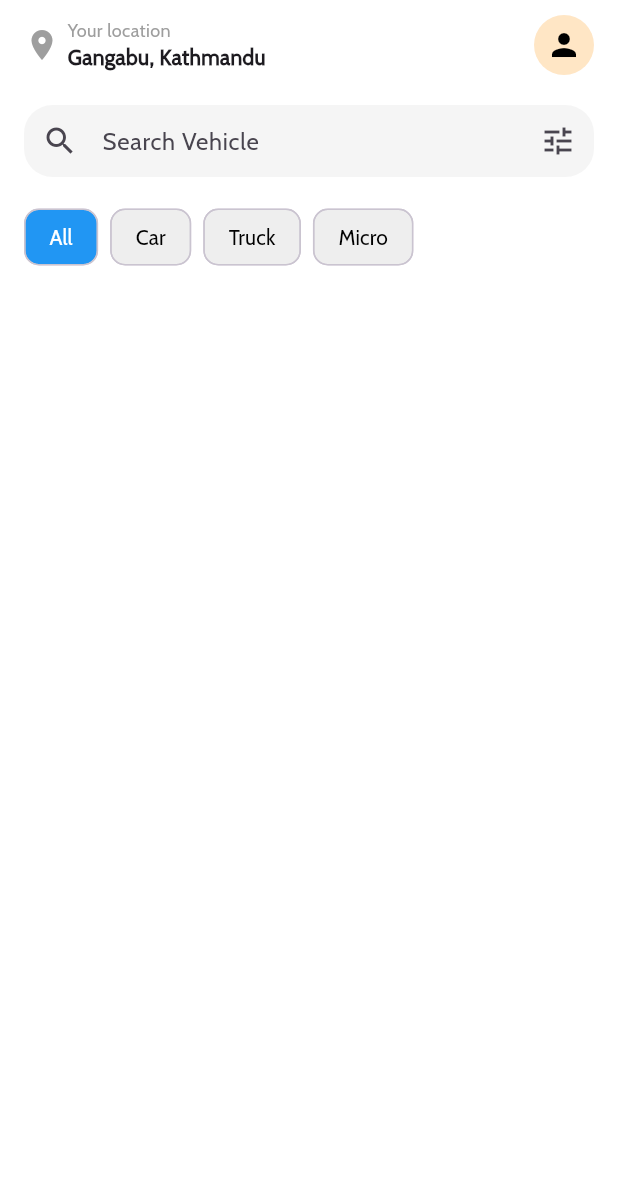
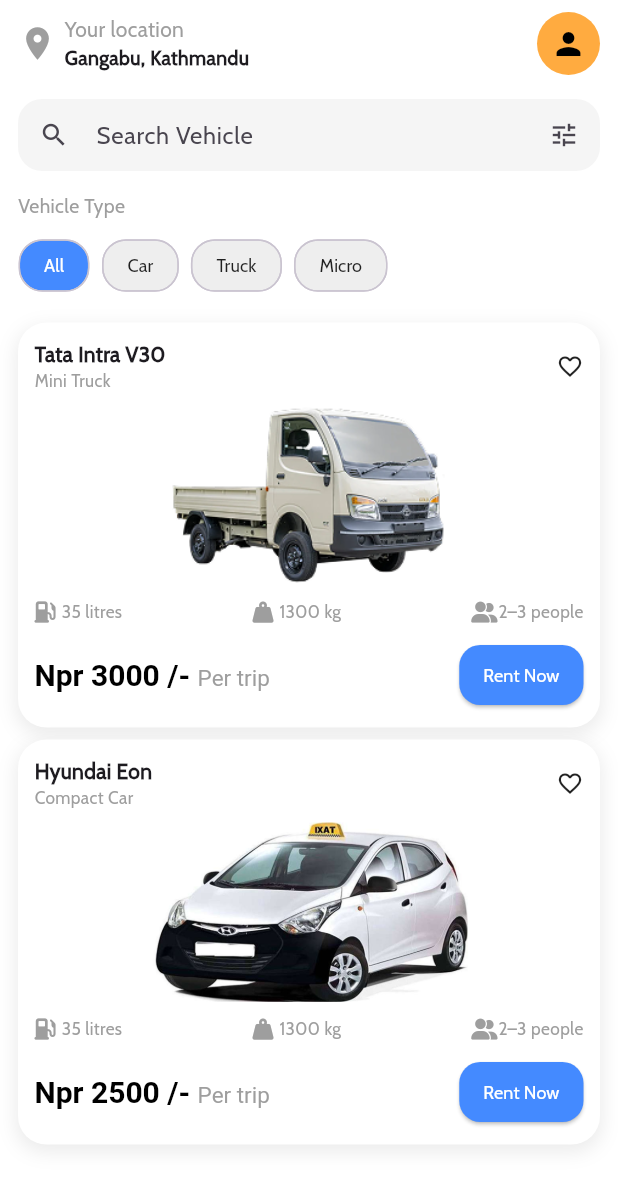
Before and after one commit to stha9840/gadikhoj, a Flutter app: the Home screen opened directly, on a phone screen of 412 x 824 dp. Shown: the top 1188 px of the screen. Run offline on Flutter 3.47's test engine with Material 3 defaults, Android fonts, the phone set to English and light mode, and no system bars; our stand-ins replace animated_splash_screen, font_awesome_flutter, lottie.

Commit message:
Vehicle card added and dashboard improvement

```diff
--- a/lib/bottom_screen/home.dart
+++ b/lib/bottom_screen/home.dart
@@ -1,4 +1,5 @@
 import 'package:flutter/material.dart';
+import 'package:font_awesome_flutter/font_awesome_flutter.dart';
 
 class Home extends StatelessWidget {
   const Home({super.key});
@@ -8,7 +9,8 @@
     return Scaffold(
       body: SafeArea(
         child: Padding(
-          padding: const EdgeInsets.symmetric(horizontal: 16.0, vertical: 10),
+          padding: const EdgeInsets.symmetric(horizontal: 12.0, vertical: 8),
+          child: SingleChildScrollView(
             child: Column(
               crossAxisAlignment: CrossAxisAlignment.start,
               children: [
@@ -18,49 +20,69 @@
                   children: [
                     Row(
                       children: const [
-                      Icon(Icons.location_on, color: Colors.grey),
+                        Icon(Icons.location_on, color: Colors.grey, size: 26),
                         SizedBox(width: 5),
                         Column(
                           crossAxisAlignment: CrossAxisAlignment.start,
-                        mainAxisSize: MainAxisSize.min,
                           children: [
                             Text(
                               "Your location",
-                            style: TextStyle(fontSize: 12, color: Colors.grey),
+                              style: TextStyle(
+                                fontSize: 14,
+                                color: Colors.grey,
+                              ),
                             ),
                             Text(
                               "Gangabu, Kathmandu",
-                            style: TextStyle(fontWeight: FontWeight.bold),
+                              style: TextStyle(
+                                fontWeight: FontWeight.w600,
+                                fontSize: 13,
+                              ),
                             ),
                           ],
                         ),
                       ],
                     ),
-                  CircleAvatar(
-                    backgroundColor: Colors.orangeAccent.withOpacity(0.3),
-                    child: Icon(Icons.person, color: Colors.black),
+                    const CircleAvatar(
+                      radius: 21,
+                      backgroundColor: Colors.orangeAccent,
+                      child: Icon(Icons.person, size: 24, color: Colors.black),
                     ),
                   ],
                 ),
-              const SizedBox(height: 20),
-              //Search bar
+                const SizedBox(height: 16),
+
+                // Search Bar
                 TextField(
                   decoration: InputDecoration(
                     hintText: "Search Vehicle",
-                  prefixIcon: const Icon(Icons.search),
-                  suffixIcon: const Icon(Icons.tune),
+                    prefixIcon: const Icon(Icons.search, size: 20),
+                    suffixIcon: const Icon(Icons.tune, size: 20),
                     filled: true,
                     fillColor: Colors.grey.shade100,
                     contentPadding: const EdgeInsets.symmetric(vertical: 0),
                     border: OutlineInputBorder(
-                    borderRadius: BorderRadius.circular(19),
+                      borderRadius: BorderRadius.circular(16),
                       borderSide: BorderSide.none,
                     ),
                   ),
                 ),
-              const SizedBox(height: 16),
-              //vehicle Type FIlter Chips
-              Row(
+                const SizedBox(height: 14),
+
+                const Text(
+                  "Vehicle Type",
+                  style: TextStyle(
+                    color: Colors.grey,
+                    fontSize: 13,
+                    fontWeight: FontWeight.w500,
+                  ),
+                ),
+                const SizedBox(height: 6),
+
+                // Filter Chips
+                SingleChildScrollView(
+                  scrollDirection: Axis.horizontal,
+                  child: Row(
                     children: [
                       _buildFilterChip("All", selected: true),
                       _buildFilterChip("Car"),
@@ -68,24 +90,172 @@
                       _buildFilterChip("Micro"),
                     ],
                   ),
+                ),
+                const SizedBox(height: 14),
+
+                // Vehicle Cards
+                _buildVehicleCard(
+                  title: "Tata Intra V30",
+                  subtitle: "Mini Truck",
+                  image: "assets/images/tata.png",
+                  price: "3000",
+                ),
+                _buildVehicleCard(
+                  title: "Hyundai Eon",
+                  subtitle: "Compact Car",
+                  image: "assets/images/eon.png",
+                  price: "2500",
+                ),
               ],
+            ),
           ),
         ),
       ),
     );
   }
 
-  Widget _buildFilterChip(String label, {bool selected = false}) {
+  static Widget _buildFilterChip(String label, {bool selected = false}) {
     return Padding(
       padding: const EdgeInsets.only(right: 8.0),
       child: Chip(
-        label: Text(label),
-        labelStyle: TextStyle(color: selected ? Colors.white : Colors.black),
-        backgroundColor: selected ? Colors.blue : Colors.grey.shade200,
+        label: Text(label, style: TextStyle(fontSize: 12)),
+        labelStyle: TextStyle(
+          color: selected ? Colors.white : Colors.black87,
+          fontWeight: FontWeight.w500,
+        ),
+        backgroundColor: selected ? Colors.blueAccent : Colors.grey.shade200,
+        shape: RoundedRectangleBorder(borderRadius: BorderRadius.circular(16)),
+      ),
+    );
+  }
+
+  Widget _buildVehicleCard({
+    required String title,
+    required String subtitle,
+    required String image,
+    required String price,
+  }) {
+    return Container(
+      padding: const EdgeInsets.all(11),
+      margin: const EdgeInsets.only(bottom: 8),
+      decoration: BoxDecoration(
+        color: Colors.white,
+        borderRadius: BorderRadius.circular(19),
+        boxShadow: [
+          BoxShadow(
+            color: Colors.black.withOpacity(0.08),
+            blurRadius: 10,
+            spreadRadius: 1,
+            offset: const Offset(0, 4),
+          ),
+        ],
+      ),
+      child: Column(
+        children: [
+          // Title and Favorite
+          Row(
+            mainAxisAlignment: MainAxisAlignment.spaceBetween,
+            children: [
+              Column(
+                crossAxisAlignment: CrossAxisAlignment.start,
+                children: [
+                  Text(
+                    title,
+                    style: const TextStyle(
+                      fontWeight: FontWeight.w600,
+                      fontSize: 14,
+                    ),
+                  ),
+                  Text(
+                    subtitle,
+                    style: const TextStyle(color: Colors.grey, fontSize: 11.5),
+                  ),
+                ],
+              ),
+              const Icon(Icons.favorite_border, size: 18),
+            ],
+          ),
+          const SizedBox(height: 8),
+
+          // Image
+          Center(child: Image.asset(image, height: 120, fit: BoxFit.contain)),
+          const SizedBox(height: 10),
+
+          // Specs Row
+          Row(
+            mainAxisAlignment: MainAxisAlignment.spaceBetween,
+            children: const [
+              IconText(icon: FontAwesomeIcons.gasPump, text: "35 litres"),
+              IconText(icon: FontAwesomeIcons.weightHanging, text: "1300 kg"),
+              IconText(icon: FontAwesomeIcons.userGroup, text: "2–3 people"),
+            ],
+          ),
+          const SizedBox(height: 10),
+          // Pricing and Button
+          Row(
+            mainAxisAlignment: MainAxisAlignment.spaceBetween,
+            children: [
+              RichText(
+                text: TextSpan(
+                  children: [
+                    TextSpan(
+                      text: "Npr $price /- ",
+                      style: const TextStyle(
+                        color: Colors.black,
+                        fontSize: 20,
+                        fontWeight: FontWeight.w600,
+                      ),
+                    ),
+                    const TextSpan(
+                      text: "Per trip",
+                      style: TextStyle(color: Colors.grey, fontSize: 15),
+                    ),
+                  ],
+                ),
+              ),
+              ElevatedButton(
+                onPressed: () {},
+                style: ElevatedButton.styleFrom(
+                  backgroundColor: Colors.blueAccent,
+                  padding: const EdgeInsets.symmetric(
+                    horizontal: 16,
+                    vertical: 10,
+                  ),
                   shape: RoundedRectangleBorder(
-          borderRadius: BorderRadiusGeometry.circular(10),
+                    borderRadius: BorderRadius.circular(14),
                   ),
+                ),
+                child: const Text(
+                  "Rent Now",
+                  style: TextStyle(
+                    color: Colors.white,
+                    fontSize: 12,
+                    fontWeight: FontWeight.w500,
+                  ),
+                ),
+              ),
+            ],
+          ),
+        ],
       ),
     );
   }
 }
+
+class IconText extends StatelessWidget {
+  final IconData icon;
+  final String text;
+
+  const IconText({super.key, required this.icon, required this.text});
+
+  @override
+  Widget build(BuildContext context) {
+    return Row(
+      children: [
+        Icon(icon, size: 14, color: Colors.grey),
+        const SizedBox(width: 4),
+        Text(text, style: const TextStyle(fontSize: 11.5, color: Colors.grey)),
+      ],
+    );
+  }
+}
```
Lines whose indentation alone changed are shown as unchanged.
